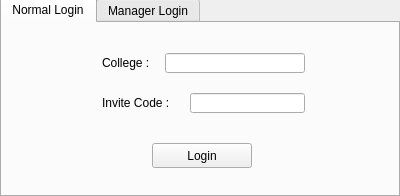
Old version of the form loginwindow.ui in the repository NGzzSupud/SchoolSport.
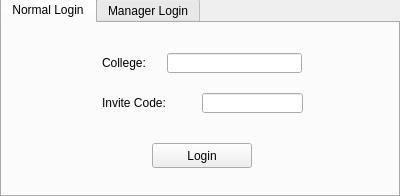
New version of the form. The open tabs and pages were chosen to show the change.

Commit message: Improve the login function.

```diff
--- a/loginwindow.ui
+++ b/loginwindow.ui
@@ -47,20 +47,20 @@
       <rect>
        <x>100</x>
        <y>30</y>
-       <width>60</width>
+       <width>65</width>
        <height>20</height>
       </rect>
      </property>
      <property name="text">
-      <string>College :</string>
+      <string>College:</string>
      </property>
     </widget>
     <widget class="QLineEdit" name="lineEdit_college">
      <property name="geometry">
       <rect>
-       <x>163</x>
+       <x>165</x>
        <y>30</y>
-       <width>140</width>
+       <width>135</width>
        <height>20</height>
       </rect>
      </property>
@@ -70,20 +70,20 @@
       <rect>
        <x>100</x>
        <y>70</y>
-       <width>85</width>
+       <width>100</width>
        <height>20</height>
       </rect>
      </property>
      <property name="text">
-      <string>Invite Code :</string>
+      <string>&lt;html&gt;&lt;head/&gt;&lt;body&gt;&lt;p&gt;Invite Code:&lt;/p&gt;&lt;/body&gt;&lt;/html&gt;</string>
      </property>
     </widget>
     <widget class="QLineEdit" name="lineEdit_code">
      <property name="geometry">
       <rect>
-       <x>188</x>
+       <x>200</x>
        <y>70</y>
-       <width>115</width>
+       <width>101</width>
        <height>20</height>
       </rect>
      </property>
```
Left out of the diff: 13 changed lines with no effect on the pictures. The commit also changes 2 other files.
